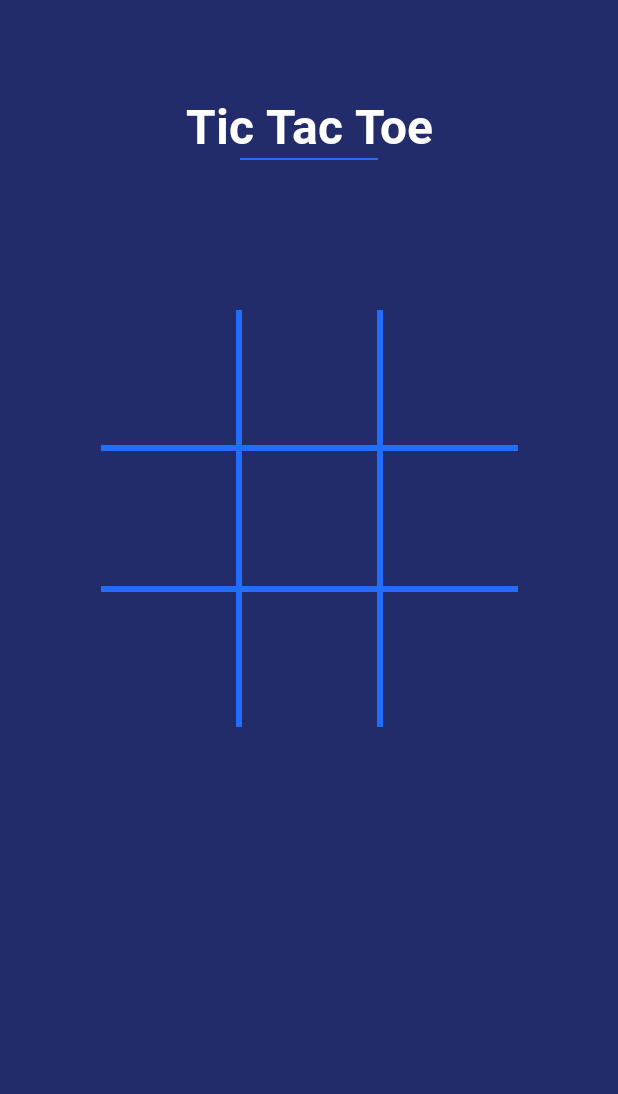
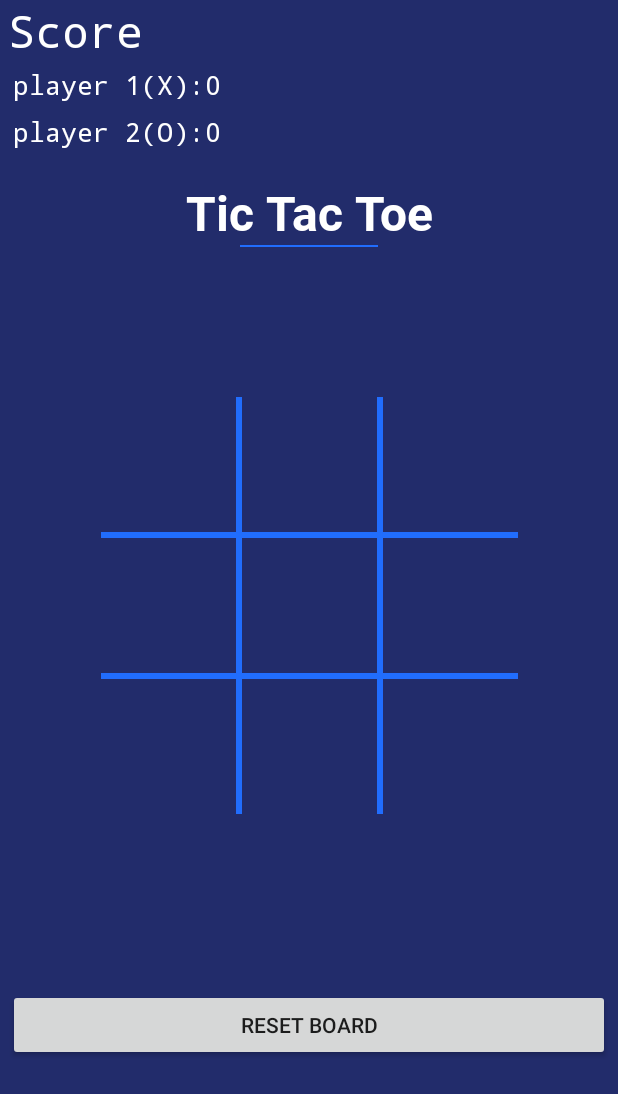
Before and after one commit to uzzal-mondal/Tic-Tac-Toe, an Android app: the screen it shows after launch (HomeActivity before the commit, HomeSelectionActivity after it), after a tap on an icon or button, on a phone screen of 412 x 824 dp. Shown: the top 1094 px of the screen. Run offline under Robolectric (Android 15) with nearby library versions, the phone set to English and light mode, and no system bars; our stand-ins replace RxJava, Timber; Roboto replaces fonts that are not available here; 9 statements that could not run were skipped.

Commit message:
HOmeSelectionActivity

```diff
--- a/app/src/main/AndroidManifest.xml
+++ b/app/src/main/AndroidManifest.xml
@@ -21,7 +21,7 @@
                 <category android:name="android.intent.category.LAUNCHER" />
             </intent-filter>
         </activity>
-        <activity android:name=".ui.app.home.HomeActivity"/>
+        <activity android:name=".ui.app.home.HomeSelectionActivity"/>
 
 
         <activity android:name=".MainActivity">
--- /dev/null
+++ b/app/src/main/java/com/itechsofsolutions/tictactoe/ui/app/home/HomeSelectionActivity.java
@@ -0,0 +1,95 @@
+package com.itechsofsolutions.tictactoe.ui.app.home;
+
+import android.view.View;
+import android.widget.Button;
+import android.widget.TextView;
+import com.itechsofsolutions.tictactoe.R;
+import com.itechsofsolutions.tictactoe.ui.base.component.BaseActivity;
+
+import org.jetbrains.annotations.NotNull;
+
+public class HomeSelectionActivity extends BaseActivity<HomeSelectionMvpView,
+        HomeSelectionPresenter> {
+
+
+
+   /* private TextView player1ScoreTV,player2ScoreTV;
+    private Button resetBtn;
+    private Button [][] btns = new Button[3][3];
+
+    private int player1Points=0,player2Points=0;
+    private int roundCount=0;
+    private Boolean player1Tern=true;
+    private String Player1Name,Player2Name;*/
+
+
+    @Override
+    protected int getLayoutResourceId() {
+        return R.layout.activity_home;
+    }
+
+    @NotNull
+    @Override
+    protected HomeSelectionPresenter getActivityPresenter() {
+        return new HomeSelectionPresenter();
+    }
+
+    @Override
+    protected void startUI() {
+
+        initViews();
+
+        Player1Name=getIntent().getStringExtra("playeronename");
+        Player2Name=getIntent().getStringExtra("playertwoname");
+        player1ScoreTV.setText(Player1Name+"(X): 0");
+        player2ScoreTV.setText(Player2Name+"(0): 0");
+
+        resetBtn.setOnClickListener(new View.OnClickListener() {
+            @Override
+            public void onClick(View v) {
+                resetBoard();
+            }
+        });
+
+    }
+
+
+
+    @Override
+    protected void stopUI() {
+
+    }
+
+
+    private void initViews() {
+
+        player1ScoreTV=findViewById(R.id.p1TV);
+        player2ScoreTV=findViewById(R.id.p2TV);
+        resetBtn=findViewById(R.id.resetBtn);
+
+        for(int i=0;i<3;i++)
+        {
+            for(int j=0;j<3;j++)
+            {
+                String id_name="btn_"+i+j; //btn_00 ,btn_01,btn_02
+                int btnId=this.getResources().getIdentifier(id_name,"id",getPackageName());
+                btns[i][j]=findViewById(btnId); //findViewById(R.id.btn_00);
+               // btns[i][j].setOnClickListener(this);
+            }
+        }
+    }
+
+    private void resetBoard() {
+
+        for (int i=0;i<3;i++)
+        {
+            for (int j=0;j<3;j++)
+            {
+                btns[i][j].setText("");
+                btns[i][j].setEnabled(true);
+            }
+        }
+        roundCount=0;
+        player1Tern=true;
+    }
+}
--- a/app/src/main/java/com/itechsofsolutions/tictactoe/ui/app/team/TeamSelectionActivity.java
+++ b/app/src/main/java/com/itechsofsolutions/tictactoe/ui/app/team/TeamSelectionActivity.java
@@ -3,26 +3,16 @@ package com.itechsofsolutions.tictactoe.ui.app.team;
 import android.app.Activity;
 import android.content.Intent;
 import android.view.View;
-import android.widget.Button;
 
 import com.itechsofsolutions.tictactoe.R;
 import com.itechsofsolutions.tictactoe.databinding.ActivityTeamSelectionBinding;
-import com.itechsofsolutions.tictactoe.ui.app.home.HomeActivity;
+import com.itechsofsolutions.tictactoe.ui.app.home.HomeSelectionActivity;
 import com.itechsofsolutions.tictactoe.ui.base.component.BaseActivity;
-import com.itechsofsolutions.tictactoe.utils.helper.Constants;
-import com.itechsoftsolution.ebay.utils.helper.SharedPrefUtils;
 
 import org.jetbrains.annotations.NotNull;
 
-
 public class TeamSelectionActivity extends BaseActivity<TeamSelectionMvpView,
         TeamSelectionPresenter> {
-
-    /*// private  mBinding;
-    private String name = "";
-    private Button btnPlay;
-    private EditText editTextPlayerOne, editTextPlayerTwo;*/
-    private Button buttonPlay;
 
     private ActivityTeamSelectionBinding mBinding;
 
@@ -48,42 +38,17 @@ public class TeamSelectionActivity extends BaseActivity<TeamSelectionMvpView,
     protected void startUI() {
 
         mBinding = (ActivityTeamSelectionBinding) getViewDataBinding();
-        inItViews();
-
-        if (SharedPrefUtils.INSTANCE.readBoolean(Constants.PreferenceKeys.IS_SOCIAL_LOGIN)){
-            mBinding.editTextP1.setVisibility(View.INVISIBLE);
-            mBinding.buttonO.setVisibility(View.INVISIBLE);
-        }
         setClickListener();
-
-
-
         mBinding.buttonPlay.setOnClickListener(new View.OnClickListener() {
             @Override
             public void onClick(View v) {
                 Intent intent = new Intent(TeamSelectionActivity.this,
-                        HomeActivity.class);
-                //intent.putExtra("playeronename", editTextPlayerOne.getText().toString());
-                //intent.putExtra("playertwoname", editTextPlayerTwo.getText().toString());
+                        HomeSelectionActivity.class);
+                intent.putExtra("playeronename", mBinding.editTextP1.getText().toString());
+                intent.putExtra("playertwoname", mBinding.editTextP2.getText().toString());
                 startActivity(intent);
             }
         });
-
-
-
-
-
-        /*buttonPlay.setOnClickListener(new View.OnClickListener() {
-            @Override
-            public void onClick(View v) {
-                Intent intent = new Intent(TeamSelectionActivity.this, HomeActivity.class);
-                intent.putExtra("playeronename", editTextPlayerOne.getText().toString());
-                intent.putExtra("playertwoname", editTextPlayerTwo.getText().toString());
-                startActivity(intent);
-
-            }
-        });*/
-
     }
 
     @Override
@@ -91,22 +56,5 @@ public class TeamSelectionActivity extends BaseActivity<TeamSelectionMvpView,
 
     }
 
-    private void inItViews() {
-
-       /* GlideUtils.Companion.glideWithPeople(mBinding.imageViewProfile,
-                SharedPrefUtils.INSTANCE.readString(Constants.PreferenceKeys.USER_IMAGE,""));
-        mBinding.editTextP1.setEnabled(false);
-        mBinding.editTextP2.setEnabled(false);
-        mBinding.buttonX.setClickable(false);
-        mBinding.buttonX2.setClickable(false);
-        mBinding.buttonO.setClickable(false);
-        mBinding.buttonO2.setClickable(false);*/
-
-       /* editTextPlayerOne = findViewById(R.id.edit_text_p1);
-        editTextPlayerTwo = findViewById(R.id.edit_text_p2);
-        buttonPlay = findViewById(R.id.button_play);*/
-
-    }
-
 
 }
--- a/app/src/main/res/layout/activity_home.xml
+++ b/app/src/main/res/layout/activity_home.xml
@@ -1,19 +1,57 @@
 <?xml version="1.0" encoding="utf-8"?>
-<androidx.constraintlayout.widget.ConstraintLayout
-    xmlns:android="http://schemas.android.com/apk/res/android"
+<androidx.constraintlayout.widget.ConstraintLayout xmlns:android="http://schemas.android.com/apk/res/android"
     xmlns:app="http://schemas.android.com/apk/res-auto"
     xmlns:tools="http://schemas.android.com/tools"
     android:layout_width="match_parent"
     android:layout_height="match_parent"
     android:background="@color/app_background"
-    tools:context=".ui.app.home.HomeActivity">
+    tools:context=".ui.app.home.HomeSelectionActivity">
+
+    <LinearLayout
+        android:id="@+id/scoreLayout"
+        android:layout_width="match_parent"
+        android:layout_height="wrap_content"
+        android:layout_alignParentTop="true"
+        android:layout_margin="5dp"
+        android:background="@color/app_background"
+        android:orientation="vertical">
+
+        <TextView
+            android:layout_width="match_parent"
+            android:layout_height="wrap_content"
+            android:fontFamily="monospace"
+            android:text="Score"
+            android:textColor="@color/color_white"
+            android:textSize="30sp" />
+
+        <TextView
+            android:id="@+id/p1TV"
+            android:layout_width="match_parent"
+            android:layout_height="wrap_content"
+            android:layout_margin="3dp"
+            android:fontFamily="monospace"
+            android:text="player 1(X):0"
+            android:textAppearance="@style/Base.TextAppearance.AppCompat.Medium"
+            android:textColor="@color/color_white" />
+
+        <TextView
+            android:id="@+id/p2TV"
+            android:layout_width="match_parent"
+            android:layout_height="wrap_content"
+            android:layout_margin="3dp"
+            android:fontFamily="monospace"
+            android:text="player 2(O):0"
+            android:textAppearance="@style/Base.TextAppearance.AppCompat.Medium"
+            android:textColor="@color/color_white" />
+
+    </LinearLayout>
 
 
     <androidx.appcompat.widget.AppCompatTextView
         android:id="@+id/text_view_title"
         android:layout_width="0dp"
         android:layout_height="wrap_content"
-        android:layout_marginTop="@dimen/height_62"
+        android:layout_marginTop="120dp"
         android:fontFamily="@font/roboto_bold"
         android:gravity="center"
         android:text="@string/tic_tac_toe"
@@ -38,6 +76,7 @@
     <!--    first step ..## -->
 
     <GridLayout
+        android:id="@+id/grid_id"
         android:layout_width="wrap_content"
         android:layout_height="wrap_content"
         android:layout_gravity="center"
@@ -56,22 +95,20 @@
             android:layout_marginBottom="@dimen/margin_4"
             android:background="@color/app_background"
             android:onClick="tapped"
-            android:tag="0"
-            />
+            android:tag="0" />
 
         <androidx.appcompat.widget.AppCompatImageView
             android:id="@+id/image_view_2"
             android:layout_width="@dimen/layout_90"
             android:layout_height="@dimen/layout_90"
-            android:layout_marginBottom="@dimen/margin_4"
             android:layout_marginStart="@dimen/margin_4"
+            android:layout_marginLeft="@dimen/margin_4"
             android:layout_marginEnd="@dimen/margin_4"
             android:layout_marginRight="@dimen/margin_4"
-            android:layout_marginLeft="@dimen/margin_4"
+            android:layout_marginBottom="@dimen/margin_4"
             android:background="@color/app_background"
             android:onClick="tapped"
-            android:tag="1"
-            />
+            android:tag="1" />
 
         <androidx.appcompat.widget.AppCompatImageView
             android:id="@+id/image_view_3"
@@ -79,8 +116,7 @@
             android:layout_height="@dimen/layout_90"
             android:background="@color/app_background"
             android:onClick="tapped"
-            android:tag="2"
-            />
+            android:tag="2" />
 
         <androidx.appcompat.widget.AppCompatImageView
             android:id="@+id/image_view_4"
@@ -88,23 +124,21 @@
             android:layout_height="@dimen/layout_90"
             android:background="@color/app_background"
             android:onClick="tapped"
-            android:tag="3"
-            />
+            android:tag="3" />
 
 
         <androidx.appcompat.widget.AppCompatImageView
             android:id="@+id/image_view_5"
             android:layout_width="@dimen/layout_90"
             android:layout_height="@dimen/layout_90"
-            android:background="@color/app_background"
             android:layout_marginStart="4dp"
+            android:layout_marginLeft="4dp"
             android:layout_marginEnd="4dp"
-            android:layout_marginLeft="4dp"
             android:layout_marginRight="4dp"
             android:layout_marginBottom="4dp"
+            android:background="@color/app_background"
             android:onClick="tapped"
-            android:tag="4"
-            />
+            android:tag="4" />
 
 
         <androidx.appcompat.widget.AppCompatImageView
@@ -113,8 +147,7 @@
             android:layout_height="@dimen/layout_90"
             android:background="@color/app_background"
             android:onClick="tapped"
-            android:tag="5"
-            />
+            android:tag="5" />
 
 
         <androidx.appcompat.widget.AppCompatImageView
@@ -123,30 +156,42 @@
             android:layout_height="@dimen/layout_90"
             android:background="@color/app_background"
             android:onClick="tapped"
-            android:tag="6"
-            />
+            android:tag="6" />
 
         <androidx.appcompat.widget.AppCompatImageView
             android:id="@+id/image_view_8"
+            android:layout_width="@dimen/layout_90"
             android:layout_height="@dimen/layout_90"
-            android:layout_width="@dimen/layout_90"
+            android:layout_marginStart="@dimen/margin_4"
+            android:layout_marginLeft="@dimen/margin_4"
+            android:layout_marginEnd="@dimen/margin_4"
+            android:layout_marginRight="@dimen/margin_4"
             android:background="@color/app_background"
-            android:layout_marginRight="@dimen/margin_4"
-            android:layout_marginLeft="@dimen/margin_4"
-            android:layout_marginStart="@dimen/margin_4"
-            android:layout_marginEnd="@dimen/margin_4"
             android:onClick="tapped"
-            android:tag="7"
-            />
+            android:tag="7" />
 
         <androidx.appcompat.widget.AppCompatImageView
             android:id="@+id/image_view_9"
+            android:layout_width="@dimen/layout_90"
             android:layout_height="@dimen/layout_90"
-            android:layout_width="@dimen/layout_90"
             android:background="@color/app_background"
             android:onClick="tapped"
-            android:tag="8"
-            />
+            android:tag="8" />
     </GridLayout>
 
+    <androidx.appcompat.widget.AppCompatButton
+        android:id="@+id/resetBtn"
+        android:layout_width="match_parent"
+        android:layout_height="wrap_content"
+        android:layout_margin="5dp"
+        android:layout_marginStart="@dimen/margin_24"
+        android:layout_marginEnd="@dimen/margin_24"
+        android:layout_marginBottom="@dimen/margin_40"
+        android:text="Reset Board"
+        app:layout_constraintBottom_toBottomOf="parent"
+        app:layout_constraintEnd_toEndOf="parent"
+        app:layout_constraintStart_toStartOf="parent"
+        app:layout_constraintTop_toBottomOf="@+id/grid_id" />
+
+
 </androidx.constraintlayout.widget.ConstraintLayout>
--- a/app/src/main/res/layout/activity_team_selection.xml
+++ b/app/src/main/res/layout/activity_team_selection.xml
@@ -82,7 +82,7 @@
                     android:layout_marginTop="@dimen/margin_16"
                     android:layout_marginEnd="@dimen/margin_24"
                     android:background="@drawable/bg_doted"
-                    android:hint="@string/enter_your_name"
+                    android:hint="@string/enter_first_name"
                     android:inputType="text"
                     android:padding="@dimen/padding_8"
                     android:textColor="@color/color_white"
@@ -191,7 +191,7 @@
                     android:layout_marginTop="@dimen/margin_16"
                     android:layout_marginEnd="@dimen/margin_24"
                     android:background="@drawable/bg_doted"
-                    android:hint="@string/enter_your_name"
+                    android:hint="@string/enter_second_name"
                     android:inputType="text"
                     android:padding="@dimen/padding_8"
                     android:textColor="@color/color_white"
--- a/app/src/main/res/values/strings.xml
+++ b/app/src/main/res/values/strings.xml
@@ -2,7 +2,8 @@
     <string name="app_name">TicTacToe</string>
     <string name="tic_tac_toe">Tic Tac Toe</string>
     <string name="player_1">Player 1</string>
-    <string name="enter_your_name">Enter your name</string>
+    <string name="enter_first_name">Enter first player name</string>
+    <string name="enter_second_name">Enter second player name</string>
     <string name="player_2">Player 2</string>
     <string name="let_s_play">Let\'s Play</string>
     <!--    /**/  -->
```
Also changed, not shown: app/src/main/java/com/itechsofsolutions/tictactoe/ui/app/home/HomeActivity.java (deleted, +0 -82 lines).
